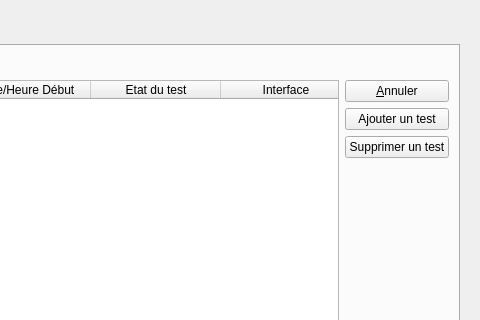
Above: et_listeattentetests.ui from InformatiqueAtmoNA/tam before the change; both pictures show x 331 to 811 and y 0 to 320 of the 811 by 676 pixel window. Below: the same form after it.
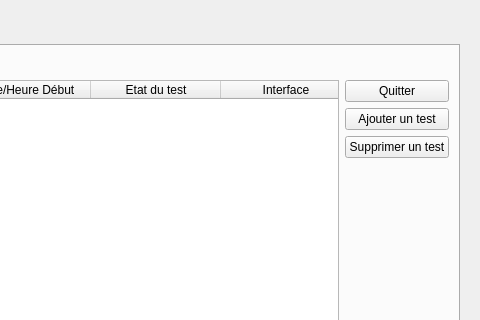
That is the form after the change.

Commit message: possibilité de voir l'état du test (e attente, en cours, termine et ajout d'un boutton quitter a la place du annuler

Diff of the .ui file:
```diff
--- a/et_listeattentetests.ui
+++ b/et_listeattentetests.ui
@@ -136,7 +136,7 @@
              <item>
               <widget class="QPushButton" name="button_Annuler_2">
                <property name="text">
-                <string>&amp;Annuler</string>
+                <string>Quitter</string>
                </property>
               </widget>
              </item>
```
Left out of the diff: 2 changed lines with no effect on the pictures. The commit also changes 2 other files.
